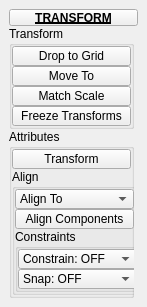
This is tentacle/ui/3/transform.ui in m3trik/tentacle as Qt 5 draws it before an edit. The edited form follows.
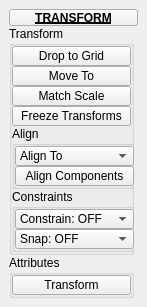
This is the edited form. Custom widgets are drawn as their Qt base class.

```diff
--- a/tentacle/ui/3/transform.ui
+++ b/tentacle/ui/3/transform.ui
@@ -284,113 +284,6 @@
            </property>
           </widget>
          </item>
-        </layout>
-       </widget>
-      </item>
-      <item>
-       <widget class="QGroupBox" name="Attributes">
-        <property name="minimumSize">
-         <size>
-          <width>125</width>
-          <height>0</height>
-         </size>
-        </property>
-        <property name="maximumSize">
-         <size>
-          <width>125</width>
-          <height>999</height>
-         </size>
-        </property>
-        <property name="title">
-         <string>Attributes</string>
-        </property>
-        <layout class="QVBoxLayout" name="verticalLayout_7">
-         <property name="spacing">
-          <number>0</number>
-         </property>
-         <property name="leftMargin">
-          <number>0</number>
-         </property>
-         <property name="topMargin">
-          <number>0</number>
-         </property>
-         <property name="rightMargin">
-          <number>0</number>
-         </property>
-         <property name="bottomMargin">
-          <number>0</number>
-         </property>
-         <item>
-          <widget class="QPushButton" name="b000">
-           <property name="minimumSize">
-            <size>
-             <width>0</width>
-             <height>20</height>
-            </size>
-           </property>
-           <property name="maximumSize">
-            <size>
-             <width>999</width>
-             <height>20</height>
-            </size>
-           </property>
-           <property name="palette">
-            <palette>
-             <active>
-              <colorrole role="Highlight">
-               <brush brushstyle="SolidPattern">
-                <color alpha="255">
-                 <red>80</red>
-                 <green>138</green>
-                 <blue>255</blue>
-                </color>
-               </brush>
-              </colorrole>
-             </active>
-             <inactive>
-              <colorrole role="Highlight">
-               <brush brushstyle="SolidPattern">
-                <color alpha="255">
-                 <red>80</red>
-                 <green>138</green>
-                 <blue>255</blue>
-                </color>
-               </brush>
-              </colorrole>
-             </inactive>
-             <disabled>
-              <colorrole role="Highlight">
-               <brush brushstyle="SolidPattern">
-                <color alpha="255">
-                 <red>51</red>
-                 <green>153</green>
-                 <blue>255</blue>
-                </color>
-               </brush>
-              </colorrole>
-             </disabled>
-            </palette>
-           </property>
-           <property name="toolTip">
-            <string>&lt;html&gt;&lt;head/&gt;&lt;body&gt;&lt;p&gt;List transform attributes for the currently selected object.&lt;/p&gt;&lt;/body&gt;&lt;/html&gt;</string>
-           </property>
-           <property name="text">
-            <string>Transform</string>
-           </property>
-           <property name="autoDefault">
-            <bool>true</bool>
-           </property>
-           <property name="default">
-            <bool>false</bool>
-           </property>
-           <property name="flat">
-            <bool>false</bool>
-           </property>
-           <property name="bnabled" stdset="0">
-            <bool>true</bool>
-           </property>
-          </widget>
-         </item>
          <item>
           <widget class="QGroupBox" name="align">
            <property name="enabled">
@@ -494,6 +387,9 @@
               </property>
              </widget>
             </item>
+           </layout>
+          </widget>
+         </item>
             <item>
              <widget class="QGroupBox" name="Constaints">
               <property name="minimumSize">
@@ -593,6 +489,110 @@
            </layout>
           </widget>
          </item>
+      <item>
+       <widget class="QGroupBox" name="Attributes">
+        <property name="minimumSize">
+         <size>
+          <width>125</width>
+          <height>0</height>
+         </size>
+        </property>
+        <property name="maximumSize">
+         <size>
+          <width>125</width>
+          <height>999</height>
+         </size>
+        </property>
+        <property name="title">
+         <string>Attributes</string>
+        </property>
+        <layout class="QVBoxLayout" name="verticalLayout_7">
+         <property name="spacing">
+          <number>0</number>
+         </property>
+         <property name="leftMargin">
+          <number>0</number>
+         </property>
+         <property name="topMargin">
+          <number>0</number>
+         </property>
+         <property name="rightMargin">
+          <number>0</number>
+         </property>
+         <property name="bottomMargin">
+          <number>0</number>
+         </property>
+         <item>
+          <widget class="QPushButton" name="b000">
+           <property name="minimumSize">
+            <size>
+             <width>0</width>
+             <height>20</height>
+            </size>
+           </property>
+           <property name="maximumSize">
+            <size>
+             <width>999</width>
+             <height>20</height>
+            </size>
+           </property>
+           <property name="palette">
+            <palette>
+             <active>
+              <colorrole role="Highlight">
+               <brush brushstyle="SolidPattern">
+                <color alpha="255">
+                 <red>80</red>
+                 <green>138</green>
+                 <blue>255</blue>
+                </color>
+               </brush>
+              </colorrole>
+             </active>
+             <inactive>
+              <colorrole role="Highlight">
+               <brush brushstyle="SolidPattern">
+                <color alpha="255">
+                 <red>80</red>
+                 <green>138</green>
+                 <blue>255</blue>
+                </color>
+               </brush>
+              </colorrole>
+             </inactive>
+             <disabled>
+              <colorrole role="Highlight">
+               <brush brushstyle="SolidPattern">
+                <color alpha="255">
+                 <red>51</red>
+                 <green>153</green>
+                 <blue>255</blue>
+                </color>
+               </brush>
+              </colorrole>
+             </disabled>
+            </palette>
+           </property>
+           <property name="toolTip">
+            <string>&lt;html&gt;&lt;head/&gt;&lt;body&gt;&lt;p&gt;List transform attributes for the currently selected object.&lt;/p&gt;&lt;/body&gt;&lt;/html&gt;</string>
+           </property>
+           <property name="text">
+            <string>Transform</string>
+           </property>
+           <property name="autoDefault">
+            <bool>true</bool>
+           </property>
+           <property name="default">
+            <bool>false</bool>
+           </property>
+           <property name="flat">
+            <bool>false</bool>
+           </property>
+           <property name="bnabled" stdset="0">
+            <bool>true</bool>
+           </property>
+          </widget>
+         </item>
         </layout>
        </widget>
       </item>
@@ -615,16 +615,16 @@
   </widget>
  </widget>
  <customwidgets>
-  <customwidget>
-   <class>PushButton</class>
-   <extends>QPushButton</extends>
-   <header>widgets.pushbutton.h</header>
-  </customwidget>
   <customwidget>
    <class>PushButtonDraggable</class>
    <extends>QPushButton</extends>
    <header>widgets.pushbuttondraggable.h</header>
   </customwidget>
+  <customwidget>
+   <class>PushButton</class>
+   <extends>QPushButton</extends>
+   <header>widgets.pushbutton.h</header>
+  </customwidget>
   <customwidget>
    <class>ComboBox</class>
    <extends>QComboBox</extends>
```
Lines whose indentation alone changed are shown as unchanged.
